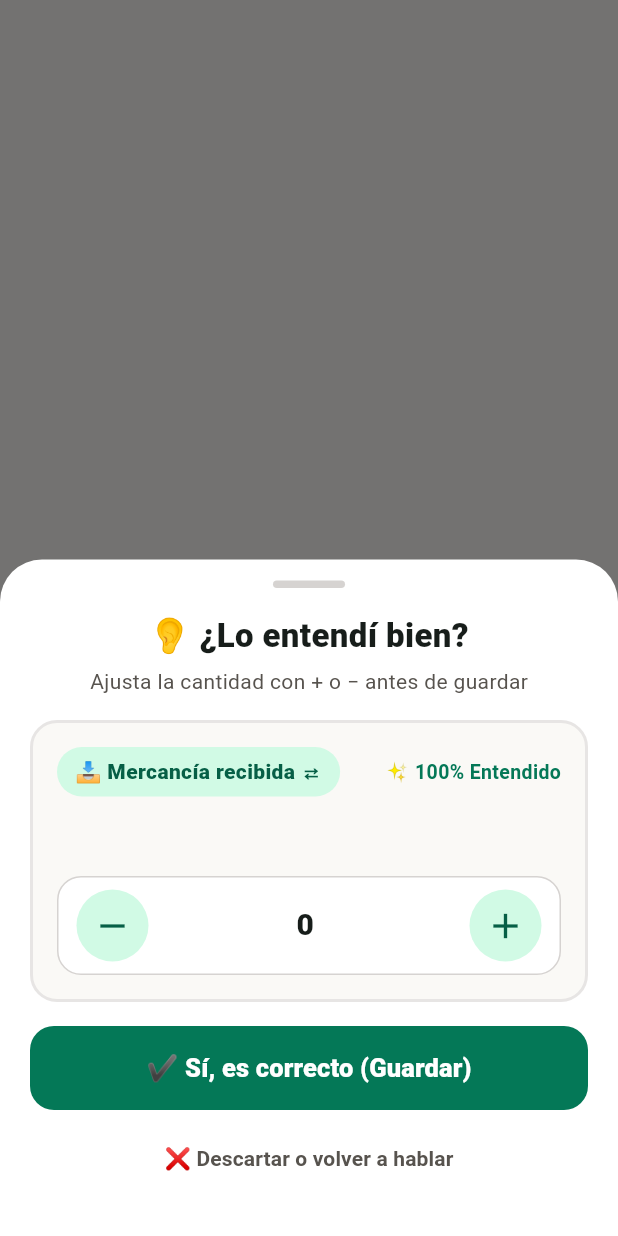
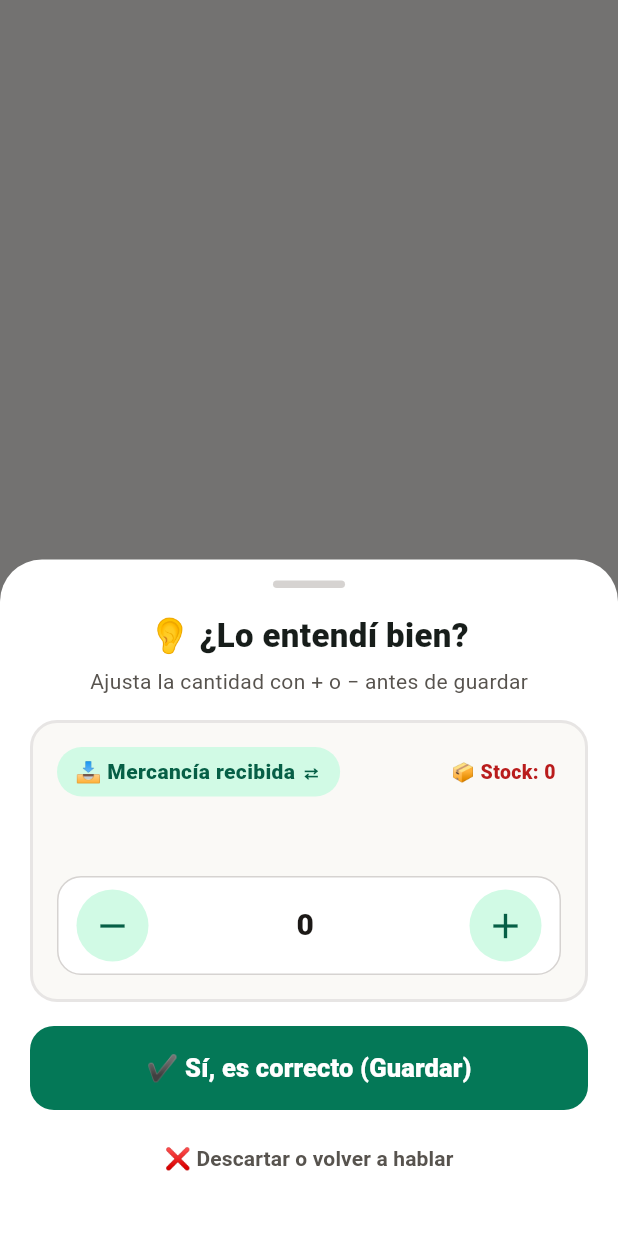
Before and after one commit to ChrisDev07/NexoTECH, a Flutter app: what showOrigoConfirmationSheet() shows on an empty page, opened directly with empty values, after a tap on the "remove" icon, on a phone screen of 412 x 824 dp. Run offline on Flutter 3.47's test engine with Material 3 defaults, Android fonts, the phone set to English and light mode, and no system bars; our stand-ins replace sqflite; accounts and stored records are empty.

Commit message:
Validar existencias disponibles y bloquear salidas sin stock en confirmación

```diff
--- a/mobile/lib/main.dart
+++ b/mobile/lib/main.dart
@@ -466,6 +466,14 @@ class _OrigoHomeShellState extends State<OrigoHomeShell> {
       initialIsSale: isSale,
       initialQty: qty,
       onConfirm: (confirmedSale, confirmedQty) async {
+        // 0. Validación defensiva: nunca permitir salidas mayores al inventario disponible
+        if (confirmedSale && confirmedQty > product.quantity + 1e-6) {
+          _showSnack(
+            '⚠️ Stock insuficiente para ${product.name}: solo tienes ${product.quantity.toStringAsFixed(product.quantity % 1 == 0 ? 0 : 1)} ${product.unit} disponibles.',
+          );
+          return;
+        }
+
         // 1. Guardar siempre primero en SQLite aislado por `user.id`
         await _ledger.recordMovement(
           businessId: user.id,
--- a/mobile/lib/widgets/confirmation_sheet.dart
+++ b/mobile/lib/widgets/confirmation_sheet.dart
@@ -1,5 +1,7 @@
 import 'package:flutter/material.dart';
 import '../models/product_stock.dart';
+
+String _fmtQty(double v) => v % 1 == 0 ? v.toStringAsFixed(0) : v.toStringAsFixed(1);
 
 Future<void> showOrigoConfirmationSheet({
   required BuildContext context,
@@ -21,6 +23,9 @@ Future<void> showOrigoConfirmationSheet({
     builder: (ctx) {
       return StatefulBuilder(
         builder: (context, setModalState) {
+          final double available = product.quantity;
+          final bool exceedsStock = currentIsSale && currentQty > available + 1e-6;
+
           return Padding(
             padding: const EdgeInsets.fromLTRB(20, 14, 20, 28),
             child: Column(
@@ -50,7 +55,10 @@ Future<void> showOrigoConfirmationSheet({
                   decoration: BoxDecoration(
                     color: const Color(0xFFFAF9F6),
                     borderRadius: BorderRadius.circular(18),
-                    border: Border.all(color: const Color(0xFFE7E5E4), width: 2),
+                    border: Border.all(
+                      color: exceedsStock ? const Color(0xFFEF4444) : const Color(0xFFE7E5E4),
+                      width: 2,
+                    ),
                   ),
                   child: Column(
                     crossAxisAlignment: CrossAxisAlignment.start,
@@ -79,11 +87,13 @@ Future<void> showOrigoConfirmationSheet({
                               ),
                             ),
                           ),
-                          const Text(
-                            '✨ 100% Entendido',
+                          Text(
+                            '📦 Stock: ${_fmtQty(available)} ${product.unit}',
                             style: TextStyle(
-                              color: Color(0xFF047857),
-                              fontWeight: FontWeight.w700,
+                              color: available <= 0
+                                  ? const Color(0xFFB91C1C)
+                                  : const Color(0xFF047857),
+                              fontWeight: FontWeight.w800,
                               fontSize: 13,
                             ),
                           ),
@@ -112,15 +122,23 @@ Future<void> showOrigoConfirmationSheet({
                                 minimumSize: const Size(48, 48),
                               ),
                               onPressed: () {
-                                if (currentQty > 0.5) {
+                                if (currentQty > 1) {
                                   setModalState(() => currentQty -= 1);
+                                } else if (currentQty > 0.5) {
+                                  setModalState(() => currentQty = 0.5);
                                 }
                               },
                               icon: const Icon(Icons.remove, size: 28),
                             ),
                             Text(
-                              '${currentQty.toStringAsFixed(currentQty % 1 == 0 ? 0 : 1)} ${product.unit}',
-                              style: const TextStyle(fontSize: 20, fontWeight: FontWeight.w900),
+                              '${_fmtQty(currentQty)} ${product.unit}',
+                              style: TextStyle(
+                                fontSize: 20,
+                                fontWeight: FontWeight.w900,
+                                color: exceedsStock
+                                    ? const Color(0xFFB91C1C)
+                                    : const Color(0xFF1C1917),
+                              ),
                             ),
                             IconButton.filled(
                               style: IconButton.styleFrom(
@@ -134,6 +152,50 @@ Future<void> showOrigoConfirmationSheet({
                           ],
                         ),
                       ),
+                      if (exceedsStock) ...[
+                        const SizedBox(height: 12),
+                        Container(
+                          width: double.infinity,
+                          padding: const EdgeInsets.all(12),
+                          decoration: BoxDecoration(
+                            color: const Color(0xFFFEE2E2),
+                            borderRadius: BorderRadius.circular(12),
+                          ),
+                          child: Column(
+                            crossAxisAlignment: CrossAxisAlignment.start,
+                            children: [
+                              Text(
+                                available <= 0
+                                    ? '⚠️ No tienes existencias de ${product.name} en bodega (0 ${product.unit}). Registra primero una entrada.'
+                                    : '⚠️ Stock insuficiente: solo tienes ${_fmtQty(available)} ${product.unit} disponibles y estás intentando vender ${_fmtQty(currentQty)} ${product.unit}.',
+                                style: const TextStyle(
+                                  color: Color(0xFF991B1B),
+                                  fontWeight: FontWeight.w700,
+                                  fontSize: 13,
+                                ),
+                              ),
+                              if (available > 0) ...[
+                                const SizedBox(height: 8),
+                                OutlinedButton(
+                                  style: OutlinedButton.styleFrom(
+                                    foregroundColor: const Color(0xFF991B1B),
+                                    side: const BorderSide(color: Color(0xFFDC2626)),
+                                    padding: const EdgeInsets.symmetric(
+                                      horizontal: 12,
+                                      vertical: 6,
+                                    ),
+                                  ),
+                                  onPressed: () => setModalState(() => currentQty = available),
+                                  child: Text(
+                                    'Ajustar a ${_fmtQty(available)} ${product.unit} (disponible)',
+                                    style: const TextStyle(fontWeight: FontWeight.w800),
+                                  ),
+                                ),
+                              ],
+                            ],
+                          ),
+                        ),
+                      ],
                     ],
                   ),
                 ),
@@ -143,16 +205,21 @@ Future<void> showOrigoConfirmationSheet({
                   child: FilledButton(
                     style: FilledButton.styleFrom(
                       backgroundColor: const Color(0xFF047857),
+                      disabledBackgroundColor: const Color(0xFFD6D3D1),
                       padding: const EdgeInsets.symmetric(vertical: 16),
                       shape: RoundedRectangleBorder(borderRadius: BorderRadius.circular(16)),
                     ),
-                    onPressed: () {
-                      onConfirm(currentIsSale, currentQty);
-                      Navigator.pop(ctx);
-                    },
-                    child: const Text(
-                      '✔ Sí, es correcto (Guardar)',
-                      style: TextStyle(fontSize: 17, fontWeight: FontWeight.w800),
+                    onPressed: exceedsStock
+                        ? null
+                        : () {
+                            onConfirm(currentIsSale, currentQty);
+                            Navigator.pop(ctx);
+                          },
+                    child: Text(
+                      exceedsStock
+                          ? '⛔ Stock insuficiente para vender'
+                          : '✔ Sí, es correcto (Guardar)',
+                      style: const TextStyle(fontSize: 17, fontWeight: FontWeight.w800),
                     ),
                   ),
                 ),
```
